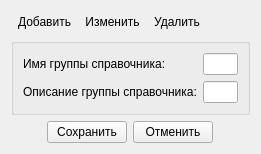
rdnvndr/raindrop, file src/plugins/modeleride/proprefgroup.ui: the form before one commit.
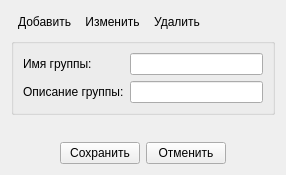
The form after the commit. Icons and pictures are not drawn.

Commit message: Продолжение добавления редактирования справочника

Diff of the .ui file:
```diff
--- a/src/plugins/modeleride/proprefgroup.ui
+++ b/src/plugins/modeleride/proprefgroup.ui
@@ -6,8 +6,8 @@
    <rect>
     <x>0</x>
     <y>0</y>
-    <width>261</width>
-    <height>153</height>
+    <width>286</width>
+    <height>175</height>
    </rect>
   </property>
   <property name="windowTitle">
@@ -109,30 +109,30 @@
       <string/>
      </property>
      <layout class="QGridLayout" name="gridLayout">
+      <item row="0" column="0">
+       <widget class="QLabel" name="labelRefGroupName">
+        <property name="text">
+         <string>Имя группы:</string>
+        </property>
+       </widget>
+      </item>
+      <item row="0" column="1">
+       <widget class="QLineEdit" name="lineEditRefGroupName"/>
+      </item>
       <item row="1" column="0">
        <widget class="QLabel" name="labelRefGroupDesc">
         <property name="text">
-         <string>Описание группы справочника:</string>
+         <string>Описание группы:</string>
         </property>
        </widget>
       </item>
-      <item row="1" column="1" colspan="2">
+      <item row="1" column="1">
        <widget class="QLineEdit" name="lineEditRefGroupDesc">
         <property name="maxLength">
          <number>256</number>
         </property>
        </widget>
       </item>
-      <item row="0" column="0">
-       <widget class="QLabel" name="labelRefGroupName">
-        <property name="text">
-         <string>Имя группы справочника:</string>
-        </property>
-       </widget>
-      </item>
-      <item row="0" column="1" colspan="2">
-       <widget class="QLineEdit" name="lineEditRefGroupName"/>
-      </item>
      </layout>
     </widget>
    </item>
```
The commit also changes 8 other files.
